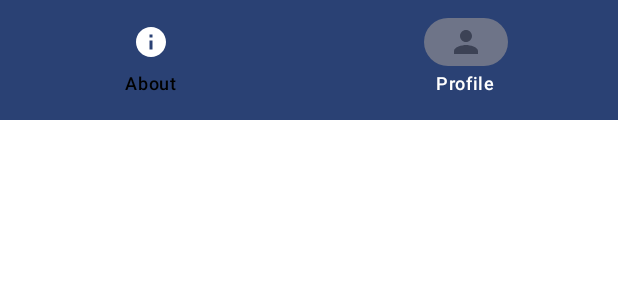
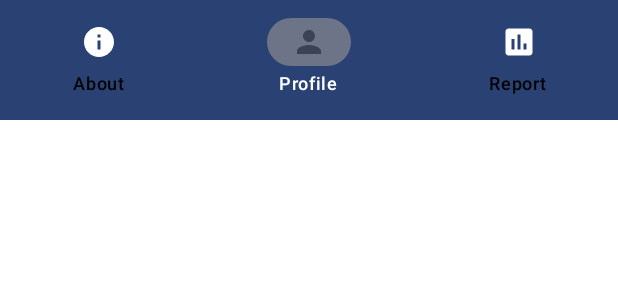
Before and after one commit to ambarishroy/HomeFit, an Android app built with Jetpack Compose: the @Preview function BottomAppBarScreenPreview, tab 2 chosen, on a phone screen of 412 x 824 dp. Shown: the top 300 px of the screen. Run offline under Robolectric (Android 15) with nearby library versions, the phone set to English and light mode, and no system bars; our stand-ins replace Timber.

```diff
--- a/app/src/main/java/ie/setu/homefit/navigation/AppDestinations.kt
+++ b/app/src/main/java/ie/setu/homefit/navigation/AppDestinations.kt
@@ -4,6 +4,7 @@ import androidx.compose.material.icons.Icons
 import androidx.compose.ui.graphics.vector.ImageVector
 import androidx.compose.material.icons.automirrored.filled.Login
 import androidx.compose.material.icons.filled.AccountCircle
+import androidx.compose.material.icons.filled.Assessment
 import androidx.compose.material.icons.filled.Home
 import androidx.compose.material.icons.filled.Info
 import androidx.compose.material.icons.filled.Person
@@ -38,7 +39,13 @@ object About : AppDestination {
     override val label = "About"
     override val route = "about"
 }
-val bottomAppBarDestinations = listOf(About, Profile)
+object Report : AppDestination{
+    override val icon = Icons.Default.Assessment
+    override val label = "Report"
+    override val route = "report"
+}
+
+val bottomAppBarDestinations = listOf(About, Profile, Report)
 val userSignedOutDestinations = listOf(Login, Register)
 val allDestinations = listOf(
     Home, Login, Register)
--- a/app/src/main/java/ie/setu/homefit/ui/components/general/BottomAppBarProvider.kt
+++ b/app/src/main/java/ie/setu/homefit/ui/components/general/BottomAppBarProvider.kt
@@ -1,5 +1,6 @@
 package ie.setu.homefit.ui.components.general
 
+import android.util.Log
 import androidx.compose.material3.Icon
 import androidx.compose.material3.MaterialTheme
 import androidx.compose.material3.NavigationBar
@@ -20,6 +21,7 @@ import androidx.navigation.compose.rememberNavController
 import ie.setu.homefit.navigation.AppDestination
 import ie.setu.homefit.navigation.bottomAppBarDestinations
 import ie.setu.homefit.ui.theme.HomeFitTheme
+import timber.log.Timber
 
 @Composable
 fun BottomAppBarProvider(
@@ -48,12 +50,23 @@ fun BottomAppBarProvider(
                 label = { Text(text = navigationItem.label) },
                 icon = { Icon(navigationItem.icon, contentDescription = navigationItem.label) },
                 onClick = {
+                    Timber.tag("BottomAppBar").d("Clicked: ${navigationItem.route}")
+
                     navigationSelectedItem = index
 
                     val startDestination = runCatching {
                         navController.graph.findStartDestination().id
                     }.getOrNull()
 
+                    val canNavigate = try {
+                        navController.currentDestination != null
+                    } catch (e: IllegalStateException) {
+                        false
+                    }
+                    Timber.tag("BottomAppBar")
+                        .d("canNavigate: $canNavigate, currentRoute: ${navController.currentDestination?.route}")
+                    if (canNavigate) {
+                        Timber.tag("BottomAppBar").d("Navigating to ${navigationItem.route}")
                         navController.navigate(navigationItem.route) {
                             if (startDestination != null) {
                                 popUpTo(startDestination) {
@@ -64,6 +77,8 @@ fun BottomAppBarProvider(
                             restoreState = true
                         }
                     }
+                }
+
 
             )
         }
--- a/app/src/main/java/ie/setu/homefit/ui/components/general/TopAppBarProvider.kt
+++ b/app/src/main/java/ie/setu/homefit/ui/components/general/TopAppBarProvider.kt
@@ -42,6 +42,7 @@ fun TopAppBarProvider(
     name: String,
     navigateUp: () -> Unit = {}
 )
+
 {
     TopAppBar(
         title = {
--- a/app/src/main/java/ie/setu/homefit/ui/screens/profile/ProfileViewModel.kt
+++ b/app/src/main/java/ie/setu/homefit/ui/screens/profile/ProfileViewModel.kt
@@ -1,6 +1,7 @@
 package ie.setu.homefit.ui.screens.profile
 
 import android.net.Uri
+import androidx.compose.runtime.mutableStateOf
 import androidx.lifecycle.ViewModel
 import androidx.lifecycle.viewModelScope
 import com.google.firebase.auth.FirebaseAuth
@@ -20,7 +21,8 @@ class ProfileViewModel @Inject constructor(
     val displayName get() = authService.currentUser?.displayName.toString()
     val photoUri get() = authService.customPhotoUri
     val email get() = authService.email.toString()
-
+    var isProfileSaved = mutableStateOf(false)
+        private set
     fun signOut() {
         viewModelScope.launch { authService.signOut() }
     }
@@ -48,7 +50,9 @@ class ProfileViewModel @Inject constructor(
 
         viewModelScope.launch {
             firestoreService.saveUserProfile(userId, profile)
+            isProfileSaved.value = true
         }
     }
 
+
 }
```
Also changed, not shown: app/src/main/java/ie/setu/homefit/navigation/AppNavGraph.kt (+19 -2 lines), app/src/main/java/ie/setu/homefit/ui/components/general/DropDownMenu.kt (+19 -1 lines), app/src/main/java/ie/setu/homefit/ui/screens/home/HomeScreen.kt (+12 -18 lines), app/src/main/java/ie/setu/homefit/ui/screens/profile/ProfileScreen.kt (+15 -1 lines), app/src/main/java/ie/setu/homefit/ui/screens/report/ReportScreen.kt (added, +51 -0 lines). Lines whose indentation alone changed are shown as unchanged.
